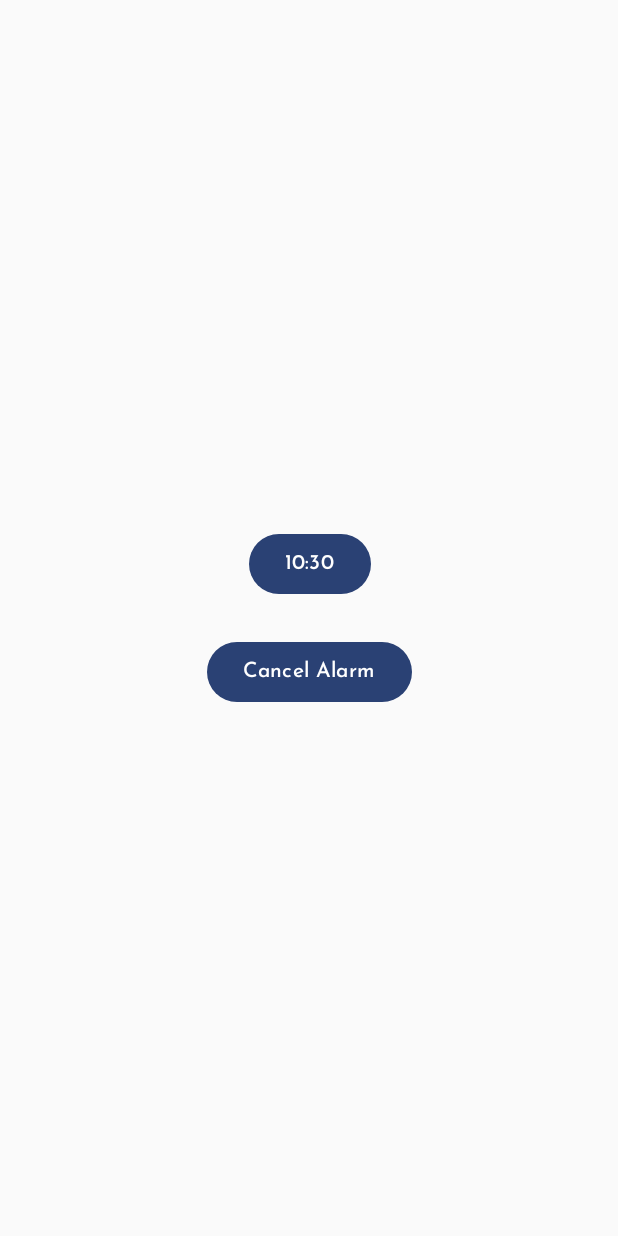
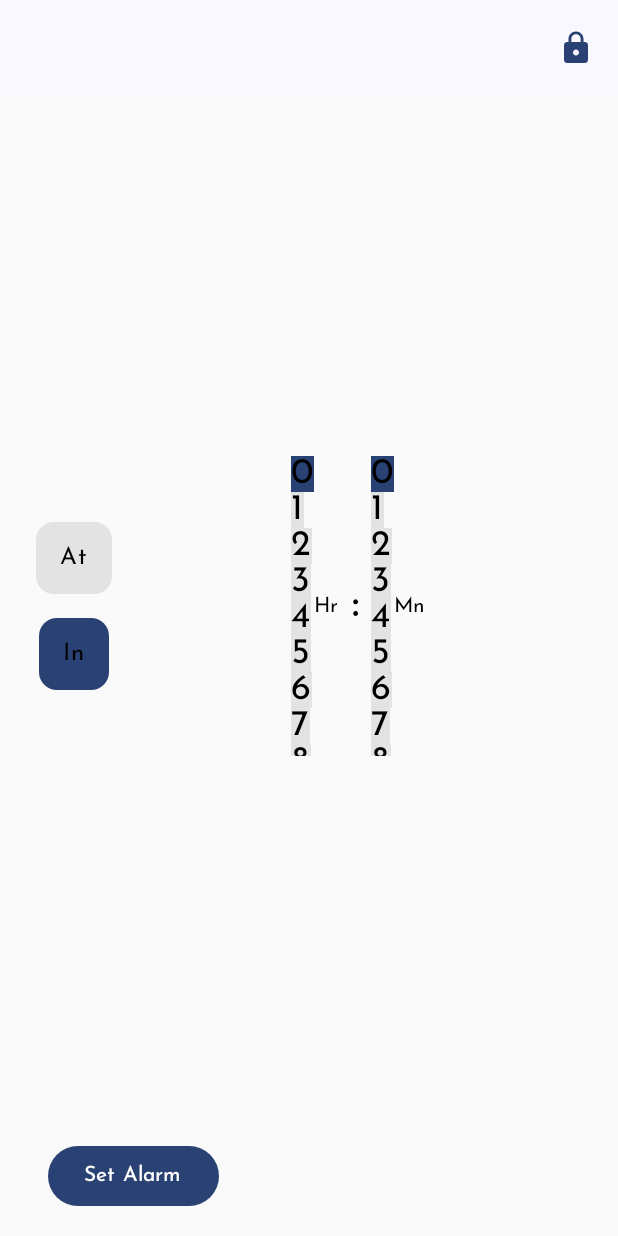
Before and after one commit to ThisIsSidam/morning-glory, an Android app built with Jetpack Compose: the screen it shows after launch (MainActivity), after a tap on "Set Alarm", on a phone screen of 412 x 824 dp. Run offline under Robolectric (Android 15) with nearby library versions, the phone set to English and light mode, and no system bars; 3 other taps on this screen came first.

Commit message:
Refactored some UI | Incomplete.. I decided to first make it functional with QR Scanning

```diff
--- /dev/null
+++ b/app/src/main/java/app/morning/glory/components/NumberPicker.kt
@@ -0,0 +1,48 @@
+package app.morning.glory.components
+
+import androidx.compose.foundation.background
+import androidx.compose.foundation.clickable
+import androidx.compose.foundation.layout.height
+import androidx.compose.foundation.lazy.LazyColumn
+import androidx.compose.foundation.lazy.items
+import androidx.compose.material3.MaterialTheme
+import androidx.compose.material3.Text
+import androidx.compose.runtime.Composable
+import androidx.compose.runtime.mutableIntStateOf
+import androidx.compose.runtime.remember
+import androidx.compose.ui.Modifier
+import androidx.compose.ui.unit.dp
+import androidx.compose.ui.unit.sp
+
+@Composable
+fun NumberPicker(
+    valueMax: Int,
+    modifier: Modifier = Modifier,
+    valueMin: Int = 0,
+    onValueChange: (Int) -> Unit = {},
+    currentValue: Int = 0,
+) {
+    if (currentValue !in valueMin..valueMax) {
+        throw IllegalArgumentException("currentValue($currentValue) must be between valueMin($valueMin) and valueMax($valueMax)")
+    }
+    val selectedNumber = remember { mutableIntStateOf(currentValue) }
+
+    LazyColumn(
+        modifier = modifier.height(200.dp)) {
+        items((valueMin..valueMax).toList()) { number ->
+            Text(
+                text = "$number",
+                fontSize = 24.sp,
+                modifier = Modifier.clickable {
+                    selectedNumber.intValue = number
+                    onValueChange(number)
+                }
+                    .background(color = if (selectedNumber.intValue == number) {
+                        MaterialTheme.colorScheme.primary
+                    } else {
+                        MaterialTheme.colorScheme.onSurface.copy(alpha = 0.1f)
+                    })
+            )
+        }
+    }
+}
--- /dev/null
+++ b/app/src/main/java/app/morning/glory/components/RadioButtonGroup.kt
@@ -0,0 +1,68 @@
+package app.morning.glory.components
+
+import androidx.compose.foundation.background
+import androidx.compose.foundation.clickable
+import androidx.compose.foundation.layout.Arrangement
+import androidx.compose.foundation.layout.Column
+import androidx.compose.foundation.layout.Row
+import androidx.compose.foundation.layout.padding
+import androidx.compose.foundation.shape.RoundedCornerShape
+import androidx.compose.material3.MaterialTheme
+import androidx.compose.material3.Text
+import androidx.compose.runtime.Composable
+import androidx.compose.runtime.getValue
+import androidx.compose.runtime.mutableStateOf
+import androidx.compose.runtime.remember
+import androidx.compose.runtime.setValue
+import androidx.compose.ui.Alignment
+import androidx.compose.ui.Modifier
+import androidx.compose.ui.draw.clip
+import androidx.compose.ui.unit.dp
+
+@Composable
+fun RadioButtonGroup(
+    options : List<String>,
+    selectedOption : String,
+    onSelectionChanged : (String) -> Unit
+) {
+    var selectedOption by remember { mutableStateOf(selectedOption) }
+
+    Column(
+        verticalArrangement = Arrangement.Center,
+        horizontalAlignment = Alignment.CenterHorizontally,
+    ) {
+        options.forEach { text ->
+            Row(
+                modifier = Modifier
+                    .padding(
+                        all = 8.dp,
+                    ),
+            ) {
+                Text(
+                    text = text,
+                    modifier = Modifier
+                        .clip(
+                            shape = RoundedCornerShape(
+                                size = 12.dp,
+                            ),
+                        )
+                        .clickable {
+                            selectedOption = text
+                            onSelectionChanged(text)
+                        }
+                        .background(
+                            if (text == selectedOption) {
+                                MaterialTheme.colorScheme.primary
+                            } else {
+                                MaterialTheme.colorScheme.onSurface.copy(alpha = 0.1f)
+                            }
+                        )
+                        .padding(
+                            vertical = 12.dp,
+                            horizontal = 16.dp,
+                        ),
+                )
+            }
+        }
+    }
+}
--- /dev/null
+++ b/app/src/main/java/app/morning/glory/components/TimePicker.kt
@@ -0,0 +1,85 @@
+package app.morning.glory.components
+
+import androidx.compose.foundation.layout.Arrangement
+import androidx.compose.foundation.layout.Row
+import androidx.compose.foundation.layout.Spacer
+import androidx.compose.foundation.layout.padding
+import androidx.compose.foundation.layout.width
+import androidx.compose.material3.MaterialTheme
+import androidx.compose.material3.Text
+import androidx.compose.runtime.Composable
+import androidx.compose.runtime.LaunchedEffect
+import androidx.compose.runtime.getValue
+import androidx.compose.runtime.mutableStateOf
+import androidx.compose.runtime.remember
+import androidx.compose.runtime.setValue
+import androidx.compose.ui.Alignment
+import androidx.compose.ui.Modifier
+import androidx.compose.ui.unit.dp
+import java.util.Calendar
+
+@Composable
+fun TimePicker(
+    initialTime: Calendar,
+    is24HourFormat: Boolean,
+    onTimeSelected: (Calendar) -> Unit
+) {
+    var time by remember { mutableStateOf(initialTime) }
+    var isAm by remember { mutableStateOf(time.get(Calendar.AM_PM) == Calendar.AM) }
+
+    LaunchedEffect(time) {
+        onTimeSelected(time)
+    }
+
+    Row(
+        verticalAlignment = Alignment.CenterVertically,
+        horizontalArrangement = Arrangement.Center
+    ) {
+        // Hours
+        NumberPicker(
+            valueMax = if (is24HourFormat) 23 else 12,
+            valueMin = if (is24HourFormat) 0 else 1,
+            currentValue = if (is24HourFormat) time.get(Calendar.HOUR_OF_DAY)
+            else time.get(Calendar.HOUR).let { if (it == 0) 12 else it },
+            onValueChange = { hour ->
+                val newTime = time.clone() as Calendar
+                newTime.set(Calendar.HOUR_OF_DAY, if (is24HourFormat) hour
+                else if (isAm) if (hour == 12) 0 else hour
+                else if (hour == 12) 12 else hour + 12)
+                time = newTime
+            },
+        )
+
+        Text(
+            ":",
+            style = MaterialTheme.typography.headlineMedium,
+            modifier = Modifier.padding(horizontal = 8.dp)
+        )
+
+        // Minutes
+        NumberPicker(
+            valueMax = 59,
+            valueMin = 0,
+            currentValue = time.get(Calendar.MINUTE),
+            onValueChange = { minute ->
+                val newTime = time.clone() as Calendar
+                newTime.set(Calendar.MINUTE, minute)
+                time = newTime
+            },
+        )
+
+        // AM/PM Toggle (only for 12-hour format)
+        if (!is24HourFormat) {
+            Spacer(modifier = Modifier.width(16.dp))
+
+            RadioButtonGroup(
+                options = listOf("AM", "PM"),
+                selectedOption = if (isAm) "AM" else "PM",
+                onSelectionChanged = { option ->
+                    isAm = option.trim() == "AM"
+                }
+            )
+
+        }
+    }
+}
--- a/app/src/main/java/app/morning/glory/ui/home/HomeScreen.kt
+++ b/app/src/main/java/app/morning/glory/ui/home/HomeScreen.kt
@@ -1,146 +1,132 @@
 package app.morning.glory.ui.home
 
-import android.widget.Toast
-import androidx.compose.foundation.layout.*
-import androidx.compose.material3.*
-import androidx.compose.runtime.*
+import android.text.format.DateFormat
+import android.util.Log
+import androidx.compose.foundation.layout.Arrangement
+import androidx.compose.foundation.layout.Box
+import androidx.compose.foundation.layout.Column
+import androidx.compose.foundation.layout.Row
+import androidx.compose.foundation.layout.padding
+import androidx.compose.material.icons.Icons
+import androidx.compose.material.icons.filled.Lock
+import androidx.compose.material3.Button
+import androidx.compose.material3.ExperimentalMaterial3Api
+import androidx.compose.material3.Icon
+import androidx.compose.material3.IconButton
+import androidx.compose.material3.MaterialTheme
+import androidx.compose.material3.Text
+import androidx.compose.material3.TopAppBar
+import androidx.compose.material3.TopAppBarColors
+import androidx.compose.runtime.Composable
+import androidx.compose.runtime.getValue
+import androidx.compose.runtime.mutableLongStateOf
+import androidx.compose.runtime.mutableStateOf
+import androidx.compose.runtime.remember
+import androidx.compose.runtime.setValue
 import androidx.compose.ui.Alignment
 import androidx.compose.ui.Modifier
 import androidx.compose.ui.platform.LocalContext
+import androidx.compose.ui.res.stringResource
 import androidx.compose.ui.unit.dp
+import app.morning.glory.R
+import app.morning.glory.components.DurationPicker
+import app.morning.glory.components.RadioButtonGroup
+import app.morning.glory.components.TimePicker
 import app.morning.glory.utils.AlarmHelper
-import java.util.*
+import java.util.Calendar
 
+@OptIn(ExperimentalMaterial3Api::class)
 @Composable
 fun HomeScreen() {
+
     val context = LocalContext.current
-    var alarmSet by remember { mutableStateOf(false) }
-    var time by remember { mutableStateOf(Calendar.getInstance()) }
-    var showDialog by remember { mutableStateOf(false) }
+    var selectedTime by remember { mutableStateOf(Calendar.getInstance()) }
+    var durationMs by remember { mutableLongStateOf(0L) }
+    var is24HourFormat by remember { mutableStateOf(DateFormat.is24HourFormat(context)) }
+    var showTimePicker by remember { mutableStateOf(true) }
 
+    val onTimeSelected: (Calendar) -> Unit = { time ->
+        selectedTime = time
+    }
+
+    val onDurationSelected: (Long) -> Unit = { duration ->
+        durationMs = duration
+    }
+
+    Column {
+        TopAppBar(
+            title = {},
+            actions = {
+                IconButton(onClick = { /* TODO: Handle lock action */ }) {
+                    Icon(
+                        imageVector = Icons.Default.Lock,
+                        contentDescription = stringResource(R.string.lock_icon_content_description)
+                    )
+                }
+            },
+            colors = TopAppBarColors(
+                containerColor = MaterialTheme.colorScheme.surface,
+                titleContentColor = MaterialTheme.colorScheme.onSurface,
+                actionIconContentColor = MaterialTheme.colorScheme.primary,
+                scrolledContainerColor = MaterialTheme.colorScheme.primary,
+                navigationIconContentColor = MaterialTheme.colorScheme.primary,
+            )
+        )
+
+        // Main Content Row
+        Row(
+            modifier = Modifier
+                .weight(1f)
+                .padding(16.dp),
+            verticalAlignment = Alignment.CenterVertically,
+            horizontalArrangement = Arrangement.Center
+        ) {
+
+            RadioButtonGroup(
+                options = listOf("At", "In"),
+                selectedOption = if (showTimePicker) "At" else "In",
+                onSelectionChanged = { option ->
+                    showTimePicker = option.trim() == "At"
+                }
+            )
+
+            // Picker in the center
             Box(
-        modifier = Modifier
-            .fillMaxSize(),
+                modifier = Modifier.weight(1f),
                 contentAlignment = Alignment.Center
             ) {
-        Column(
-            horizontalAlignment = Alignment.CenterHorizontally
-        ) {
-            Button(onClick = { showDialog = true }) {
-                Text(
-                    text = String.format(
-                        Locale.getDefault(),
-                        "%02d:%02d",
-                        time.get(Calendar.HOUR_OF_DAY),
-                        time.get(Calendar.MINUTE)
+                Log.d("HomeScreen", "showTimePicker: $showTimePicker, selectedTime: $selectedTime, durationMs: $durationMs")
+                if (showTimePicker) {
+                    TimePicker(
+                        initialTime = selectedTime,
+                        is24HourFormat = is24HourFormat,
+                        onTimeSelected = onTimeSelected
                     )
-                )
-            }
-            Spacer(modifier = Modifier.height(24.dp))
-            Button(
-                onClick = {
-                    val hour = time.get(Calendar.HOUR_OF_DAY)
-                    val minute = time.get(Calendar.MINUTE)
-
-                    if (alarmSet) {
-                        AlarmHelper.cancelAlarm(context)
-                        alarmSet = false
-                        Toast.makeText(
-                            context,
-                            "Alarm cancelled",
-                            Toast.LENGTH_SHORT
-                        ).show()
                 } else {
-                        AlarmHelper.scheduleAlarm(context, hour, minute)
-                        alarmSet = true
-                        Toast.makeText(
-                            context,
-                            "Alarm set for ${String.format("%02d:%02d", hour, minute)}",
-                            Toast.LENGTH_SHORT
-                        ).show()
-                    }
-                }
-            ) {
-                Text(if (alarmSet) "Cancel Alarm" else "Set Alarm")
-            }
-        }
-        if (showDialog) {
-            TimePickerDialog(
-                initialHour = time.get(Calendar.HOUR_OF_DAY),
-                initialMinute = time.get(Calendar.MINUTE),
-                onTimeSelected = { hour, minute ->
-                    time.set(Calendar.HOUR_OF_DAY, hour)
-                    time.set(Calendar.MINUTE, minute)
-                    showDialog = false
-                },
-                onDismiss = { showDialog = false }
+                    DurationPicker(
+                        initialDuration = durationMs,
+                        onDurationSelected = onDurationSelected
                     )
                 }
             }
         }
 
-@Composable
-fun TimePickerDialog(
-    initialHour: Int,
-    initialMinute: Int,
-    onTimeSelected: (Int, Int) -> Unit,
-    onDismiss: () -> Unit
-) {
-    var hour by remember { mutableStateOf(initialHour) }
-    var minute by remember { mutableStateOf(initialMinute) }
-
-    AlertDialog(
-        onDismissRequest = onDismiss,
-        title = { Text("Select Time") },
-        text = {
-            Row(
-                verticalAlignment = Alignment.CenterVertically,
-                horizontalArrangement = Arrangement.Center
-            ) {
-                NumberPicker(
-                    value = hour,
-                    range = 0..23,
-                    onValueChange = { hour = it }
-                )
-                Text(" : ")
-                NumberPicker(
-                    value = minute,
-                    range = 0..59,
-                    onValueChange = { minute = it }
-                )
-            }
-        },
-        confirmButton = {
-            TextButton(onClick = { onTimeSelected(hour, minute) }) {
-                Text("OK")
-            }
-        },
-        dismissButton = {
-            TextButton(onClick = onDismiss) {
-                Text("Cancel")
+        // Set Alarm Button
+        Button(
+            onClick = {
+                val alarmTime = if (showTimePicker) {
+                    selectedTime
+                } else {
+                    Calendar.getInstance().apply {
+                        timeInMillis = System.currentTimeMillis() + durationMs
                     }
                 }
-    )
-}
-
-@Composable
-fun NumberPicker(
-    value: Int,
-    range: IntRange,
-    onValueChange: (Int) -> Unit
+                AlarmHelper.scheduleAlarm(context, alarmTime)
+            },
+            modifier = Modifier
+                .padding(horizontal = 32.dp, vertical = 16.dp)
         ) {
-    Row(
-        verticalAlignment = Alignment.CenterVertically
-    ) {
-        IconButton(onClick = { if (value > range.first) onValueChange(value - 1) }) {
-            Text("-")
-        }
-        Text(
-            text = value.toString().padStart(2, '0'),
-            modifier = Modifier.width(32.dp)
-        )
-        IconButton(onClick = { if (value < range.last) onValueChange(value + 1) }) {
-            Text("+")
+            Text("Set Alarm")
         }
     }
 }
--- a/app/src/main/java/app/morning/glory/utils/AlarmHelper.kt
+++ b/app/src/main/java/app/morning/glory/utils/AlarmHelper.kt
@@ -11,13 +11,12 @@ import java.util.*
 object AlarmHelper {
     private const val REQUEST_CODE = 123
 
-    fun scheduleAlarm(context: Context, hour: Int, minute: Int) {
+    fun scheduleAlarm(context: Context, time: Calendar) {
         val alarmManager = context.getSystemService(Context.ALARM_SERVICE) as AlarmManager
 
         // Create an intent to trigger the AlarmService
         val intent = Intent(context, AlarmService::class.java).apply {
             action = "${context.packageName}.ALARM_TRIGGERED"
-            putExtra("alarm_time", "$hour:$minute")
         }
 
         val flags = PendingIntent.FLAG_UPDATE_CURRENT or PendingIntent.FLAG_IMMUTABLE
@@ -41,8 +40,8 @@ object AlarmHelper {
         // Get the time for the alarm
         val calendar = Calendar.getInstance().apply {
             timeInMillis = System.currentTimeMillis()
-            set(Calendar.HOUR_OF_DAY, hour)
-            set(Calendar.MINUTE, minute)
+            set(Calendar.HOUR_OF_DAY, time.get(Calendar.HOUR_OF_DAY))
+            set(Calendar.MINUTE, time.get(Calendar.MINUTE))
             set(Calendar.SECOND, 0)
             set(Calendar.MILLISECOND, 0)
 
--- a/app/src/main/res/values/strings.xml
+++ b/app/src/main/res/values/strings.xml
@@ -1,5 +1,8 @@
 <resources>
     <string name="app_name">Morning Glory</string>
+
+    <!-- UI Elements -->
+    <string name="lock_icon_content_description">Lock</string>
 
     <!-- Notification Channels -->
     <string name="channel_alarms_name">Alarms</string>
```
Also changed, not shown: app/src/main/java/app/morning/glory/components/DurationPicker.kt (added, +65 -0 lines), app/src/main/java/app/morning/glory/ui/alarm/AlarmActivity.kt (+9 -5 lines). Lines whose indentation alone changed are shown as unchanged.
